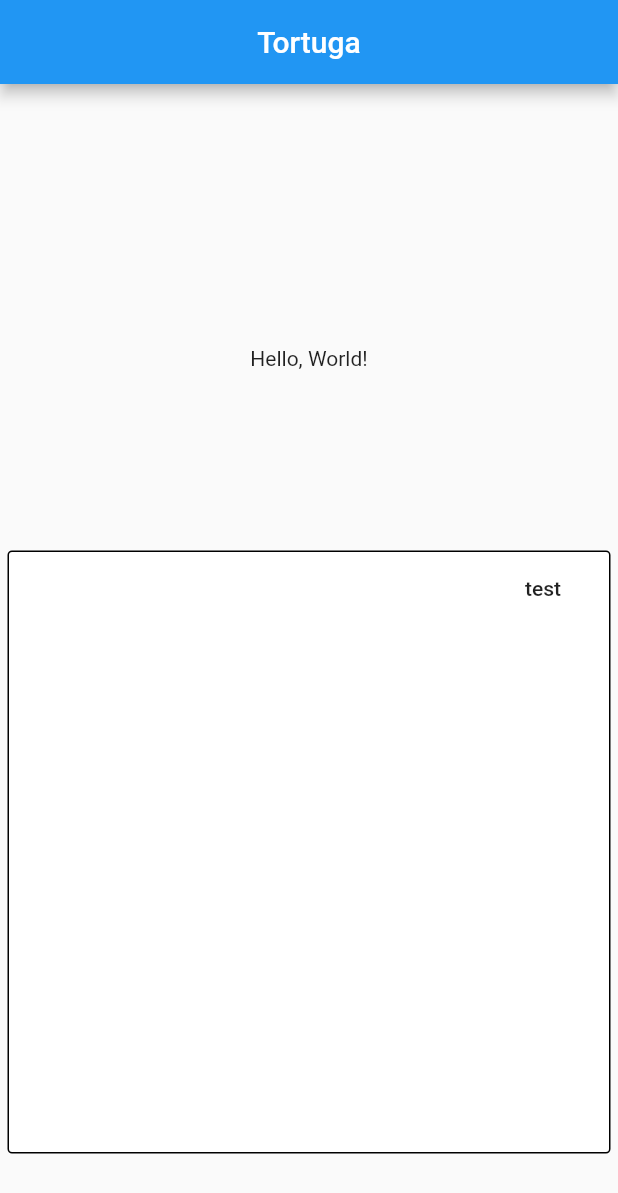
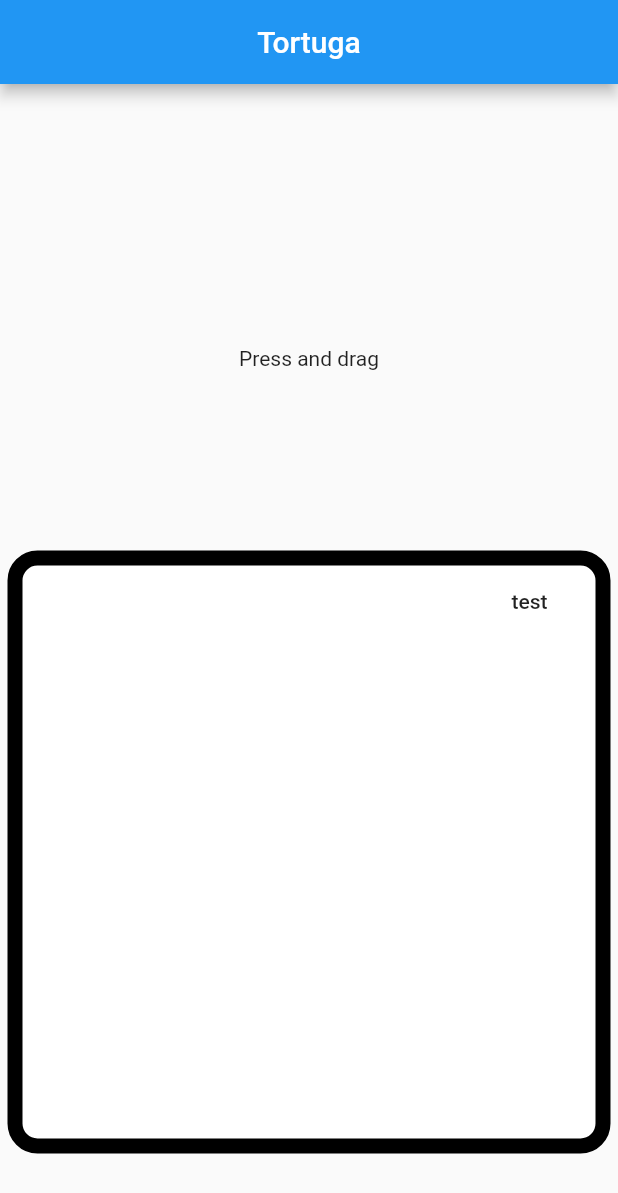
Before and after one commit to bus710/tortuga, a Flutter app: the screen it shows after launch, after a tap on "test", on a phone screen of 412 x 824 dp. Shown: the top 1193 px of the screen. Run offline on Flutter 3.47's test engine with Material 2 defaults, Android fonts, the phone set to English and light mode, and no system bars; missing offline and left inert: flutter_web; Roboto replaces fonts that are missing (OpenSans).

Commit message:
cursor location adjustment

```diff
--- a/cmd/app/tortuga_frontend/lib/main.dart
+++ b/cmd/app/tortuga_frontend/lib/main.dart
@@ -84,7 +84,7 @@ class _AppState extends State<AppPage> {
           height: maxH / 3,
           child: Center(
             child: Text(
-              'Hello, World!',
+              'Press and drag',
             ),
           ),
         ),
@@ -93,8 +93,8 @@ class _AppState extends State<AppPage> {
           height: padW - 10,
           decoration: BoxDecoration(
             color: Colors.white,
-            border: Border.all(color: Colors.black, width: 1),
-            borderRadius: BorderRadius.all(Radius.circular(3)),
+            border: Border.all(color: Colors.black, width: 10),
+            borderRadius: BorderRadius.all(Radius.circular(20)),
           ),
           child: Stack(
             children: <Widget>[
@@ -111,8 +111,8 @@ class _AppState extends State<AppPage> {
                   print("location: " + widX.toString() + "/" + widY.toString()),
                   x = d.localPosition.dx,
                   y = d.localPosition.dy,
-                  widX = x * -1 + padW - 30,
-                  widY = y,
+                  widX = (x * -1) + padW - 10,
+                  widY = y-100,
                   print("start: " + x.toString() + "/" + y.toString()),
                   setState(() {}),
                 },
@@ -120,8 +120,8 @@ class _AppState extends State<AppPage> {
                   print("location: " + widX.toString() + "/" + widY.toString()),
                   x = d.localPosition.dx,
                   y = d.localPosition.dy,
-                  widX = x * -1 + padW - 30,
-                  widY = y,
+                  widX = (x * -1) + padW - 10,
+                  widY = y-100,
                   print("update: " + x.toString() + "/" + y.toString()),
                   setState(() {}),
                 },
```
